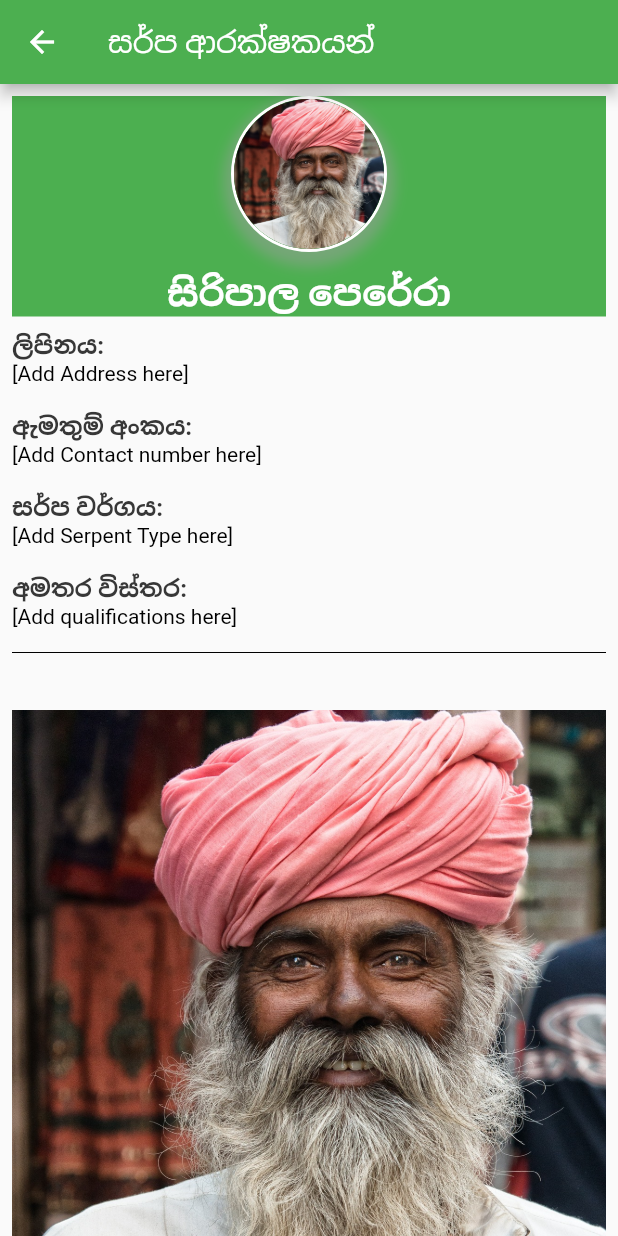
After one commit to DushanthaOlinda/VenomVerseApp, a Flutter app: the ServiceInfo screen opened directly, on a phone screen of 412 x 824 dp. The commit adds this screen. Run offline on Flutter 3.47's test engine with Material 2 defaults, Android fonts, the phone set to English and light mode, and no system bars; our stand-ins replace animated_bottom_navigation_bar, camera, flutter_login, image_picker, rflutter_alert, rounded_loading_button and 1 more; missing offline and left inert: app_bar_with_search_switch, art_sweetalert, flutter_credit_card_new, group_list_view, horizontal_card_pager, profile and 2 more.

Commit message:
finish service request list ui

```diff
--- /dev/null
+++ b/lib/screens/pages/catcher/service_info.dart
@@ -0,0 +1,183 @@
+import 'package:VenomVerse/screens/pages/catcher/service_requestlist.dart';
+import 'package:art_sweetalert/art_sweetalert.dart';
+import 'package:flutter/material.dart';
+
+class ServiceInfo extends StatefulWidget {
+  const ServiceInfo({super.key});
+
+  @override
+  State<ServiceInfo> createState() => _ServiceInfoState();
+}
+
+class _ServiceInfoState extends State<ServiceInfo> {
+  @override
+  Widget build(BuildContext context) {
+    GlobalKey<ScaffoldMessengerState> scaffoldMessengerKey = GlobalKey<ScaffoldMessengerState>();
+    return ScaffoldMessenger(
+      key: scaffoldMessengerKey,
+      child: Scaffold(
+        appBar: AppBar(
+          title: const Text('සර්ප ආරක්ෂකයන්'),
+        ),
+        body: SingleChildScrollView(
+          child: Padding(
+            padding: const EdgeInsets.all(8.0),
+            child: Column(
+              crossAxisAlignment: CrossAxisAlignment.start,
+              children: [
+                //green container starts
+                Container(
+                  color: Colors.green,
+                  // Center the CircleAvatar and name within the green container.
+                  child: Center(
+                    child: Column(
+                      mainAxisAlignment: MainAxisAlignment.center, // Center vertically
+                      children: [
+                        Container(
+                          decoration: BoxDecoration(
+                            shape: BoxShape.circle,
+                            border: Border.all(color: Colors.white, width: 2), // White stroke
+                            boxShadow: [
+                              BoxShadow(
+                                color: Colors.grey.withOpacity(0.5), // Shadow color
+                                spreadRadius: 5,
+                                blurRadius: 7,
+                                offset: const Offset(0, 5), // Shadow position
+                              ),
+                            ],
+                          ),
+                          child: const CircleAvatar(
+                            backgroundImage: AssetImage('assets/images/man.jpg'),
+                            radius: 50.0,
+                          ),
+                        ),
+                        const SizedBox(height: 10), // Keep the larger spacing
+                        const Align(
+                          alignment: Alignment.center,
+                          child: Text(
+                            'සිරිපාල පෙරේරා',
+                            style: TextStyle(fontSize: 24, fontWeight: FontWeight.bold,color: Colors.white),
+                          ),
+                        ),
+                      ],
+                    ),
+                  ),
+                ),
+                // Detail section
+                detailSection('ලිපිනය:', '[Add Address here]'),
+                detailSection('ඇමතුම් අංකය:', '[Add Contact number here]'),
+                detailSection('සර්ප වර්ගය:', '[Add Serpent Type here]'),
+                detailSection('අමතර විස්තර:', '[Add qualifications here]'),
+                const Divider(color: Colors.black),
+
+                const SizedBox(height: 30),
+                Image.asset(
+                  'assets/images/man.jpg', // Replace with the image path you want to display
+                  fit: BoxFit.cover,
+                ),
+                // Add some spacing below the scanned image
+                const SizedBox(height: 20),
+                // // Two buttons
+                Row(
+                  mainAxisAlignment: MainAxisAlignment.spaceEvenly,
+                  children: [
+                    Material(
+                      // elevation: 2,
+                      shadowColor: Colors.black, // Add a black shadow
+                      shape: RoundedRectangleBorder(
+                        borderRadius: BorderRadius.circular(30.0),
+                      ),
+                      child: ElevatedButton(
+                        style: ElevatedButton.styleFrom(
+                          primary: Colors.green,
+                          shape: RoundedRectangleBorder(
+                            borderRadius: BorderRadius.circular(30.0),
+                          ),
+                        ),
+                        onPressed: () {
+                          // Navigate to the ServiceRequests screen
+                          Navigator.of(context).push(
+                            MaterialPageRoute(
+                              builder: (context) => const ServiceRequests(), // Replace with the actual route or widget
+                            ),
+                          );
+                         // Navigate to the successfully screen
+                          ArtSweetAlert.show(
+                            context: context,
+                            artDialogArgs: ArtDialogArgs(
+                              type: ArtSweetAlertType.success,
+                              title: "සම්පූර්ණ කර ඇත",
+                              // text: "You have Successfully completed your service",
+                              text: "ඔබ ඔබේ සේවාව සාර්ථකව නිම කර ඇත",
+                            ),
+                          );
+
+                        },
+                        child: const Padding(
+                          padding: EdgeInsets.symmetric(horizontal: 16.0),
+                          child: Text('සාර්ථකයි', style: TextStyle(color: Colors.white)),
+                        ),
+                      ),
+                    ),
+                    Material(
+                      // elevation: 4,
+                      shadowColor: Colors.black, // Add a black shadow
+                      shape: RoundedRectangleBorder(
+                        borderRadius: BorderRadius.circular(30.0),
+                      ),
+                      child: ElevatedButton(
+                        style: ElevatedButton.styleFrom(
+                          primary: Colors.red,
+                          shape: RoundedRectangleBorder(
+                            borderRadius: BorderRadius.circular(30.0),
+                          ),
+                        ),
+                        onPressed: () {
+                          // navigateToRejectedAlert(); // Navigate to the RejectedAlert screen
+                          ArtSweetAlert.show(
+                              context: context,
+                              artDialogArgs: ArtDialogArgs(
+                                  type: ArtSweetAlertType.danger,
+                                  title: "ප්‍රතික්ෂේප කළා",
+                                  text: "ඔබ මෙම සේවාව ලබා දීම ප්‍රතික්ෂේප කර ඇත"
+                              )
+                          );
+                        },
+                        child: const Padding(
+                          padding: EdgeInsets.symmetric(horizontal: 16.0),
+                          child: Text('අසාර්ථකයි', style: TextStyle(color: Colors.white)),
+                        ),
+                      ),
+                    ),
+                  ],
+                ),
+
+              ],
+            ),
+          ),
+        ),
+      ),
+    );
+  }
+
+  Widget detailSection(
+      String title,
+      String? subtitle,
+      ) {
+    return Padding(
+      padding: const EdgeInsets.symmetric(vertical: 8.0),
+      child: Column(
+        crossAxisAlignment: CrossAxisAlignment.start,
+        children: [
+          Text(title, style: const TextStyle(fontSize: 16, fontWeight: FontWeight.bold, color: Color(0xFF373737))),
+          Text(subtitle ?? '', style: const TextStyle(fontSize: 14, color: Colors.black)),
+        ],
+      ),
+    );
+  }
+
+  @override
+  void dispose() {
+    super.dispose();
+  }
+}
--- a/lib/screens/pages/learn_page.dart
+++ b/lib/screens/pages/learn_page.dart
@@ -7,6 +7,7 @@ import 'catcher/catcher_request.dart';
 import 'catcher/requestform_details.dart';
 import 'catcher/requests_list.dart';
 import 'catcher/result_popup.dart';
+import 'catcher/service_requestlist.dart';
 
 // class LearnPage extends StatefulWidget {
 //   const LearnPage({Key? key}) : super(key: key);
@@ -36,7 +37,7 @@ class _LearnPageState extends State<LearnPage> {
                 onPressed: () {
                   Navigator.push(
                     context,
-                    MaterialPageRoute(builder: (context) => RequestForm(key: UniqueKey())),
+                    MaterialPageRoute(builder: (context) => ServiceRequests(key: UniqueKey())),
 
                   );
                 },
```
Also changed, not shown: lib/screens/pages/catcher/service_requestlist.dart (added, +137 -0 lines).
